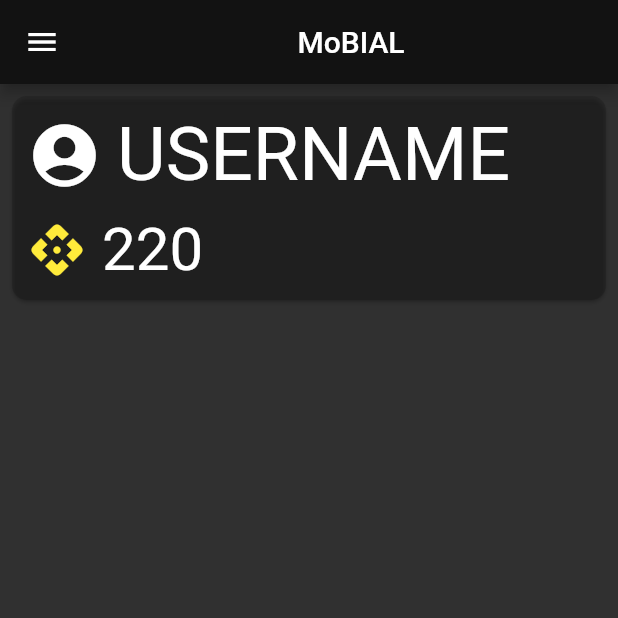
After one commit to ayushkulshrestha2001/mobial, a Flutter app: the QrHome screen opened directly, on a phone screen of 412 x 824 dp, the top half of it. The commit adds this screen. Run offline on Flutter 3.47's test engine with Material 2 defaults, Android fonts, the phone set to English and light mode, and no system bars; our stand-ins replace file_picker, flutter_advanced_drawer, flutter_chat_types, flutter_chat_ui, font_awesome_flutter, image_picker and 2 more; missing offline and left inert: qr_code_scanner.

```diff
--- a/lib/home.dart
+++ b/lib/home.dart
@@ -2,9 +2,11 @@
 import 'package:flutter/material.dart';
 import 'package:mobial/Ticket.dart';
 import 'package:mobial/car_service.dart';
+import 'package:mobial/card.dart';
 import 'package:mobial/custom_duty.dart';
 import 'package:mobial/meet.dart';
 import 'package:mobial/qr_scan.dart';
+import 'package:mobial/qr_home.dart';
 
 class Home extends StatefulWidget {
   Home({Key? key}) : super(key: key);
@@ -39,7 +41,7 @@
           Custom_duty(),
           ChatPage(),
           CarService(),
-          QRScan(),
+          QrHome(),
         ],
         controller: _pageController,
         onPageChanged: onPageChange,
--- a/lib/login9/ui/login_page.dart
+++ b/lib/login9/ui/login_page.dart
@@ -2,6 +2,7 @@
 import 'package:flutter/services.dart';
 import 'package:font_awesome_flutter/font_awesome_flutter.dart';
 import 'package:mobial/Ticket.dart';
+import 'package:mobial/home.dart';
 import 'package:mobial/login9/utils/bubble_indication_painter.dart';
 
 class Login9 extends StatefulWidget {
@@ -327,7 +328,7 @@
                       context,
                       MaterialPageRoute(
                         builder: (context) {
-                          return Ticket();
+                          return Home();
                         },
                       ),
                     );
--- /dev/null
+++ b/lib/qr_home.dart
@@ -0,0 +1,75 @@
+import 'package:flutter/material.dart';
+import 'package:mobial/widgets/drawer.dart';
+import 'package:mobial/widgets/header.dart';
+
+class QrHome extends StatefulWidget {
+  QrHome({Key? key}) : super(key: key);
+
+  @override
+  _QrHomeState createState() => _QrHomeState();
+}
+
+class _QrHomeState extends State<QrHome> {
+  @override
+  Widget build(BuildContext context) {
+    return Scaffold(
+      appBar: header(context),
+      drawer: drawer(context),
+      body: Column(
+        mainAxisAlignment: MainAxisAlignment.start,
+        children: [
+          Card(
+            shape: RoundedRectangleBorder(
+                borderRadius: BorderRadius.all(Radius.circular(10.0))),
+            margin: EdgeInsets.all(8.0),
+            color: Colors.black12,
+            child: Padding(
+              padding: EdgeInsets.fromLTRB(10.0, 10.0, 20.0, 10.0),
+              child: Column(
+                crossAxisAlignment: CrossAxisAlignment.stretch,
+                children: [
+                  Row(
+                    children: [
+                      Icon(
+                        Icons.account_circle,
+                        size: 50.0,
+                      ),
+                      SizedBox(
+                        width: 10.0,
+                      ),
+                      Text(
+                        "USERNAME",
+                        style: TextStyle(
+                          fontSize: 50.0,
+                        ),
+                      ),
+                    ],
+                  ),
+                  SizedBox(
+                    height: 10.0,
+                  ),
+                  Row(
+                    children: [
+                      Icon(
+                        Icons.api_rounded,
+                        size: 40.0,
+                        color: Colors.yellow,
+                      ),
+                      SizedBox(
+                        width: 10.0,
+                      ),
+                      Text(
+                        "220",
+                        style: TextStyle(fontSize: 40.0),
+                      ),
+                    ],
+                  )
+                ],
+              ),
+            ),
+          )
+        ],
+      ),
+    );
+  }
+}
--- a/lib/qr_scan.dart
+++ b/lib/qr_scan.dart
@@ -129,8 +129,6 @@
             MediaQuery.of(context).size.height < 400)
         ? 150.0
         : 300.0;
-    // To ensure the Scanner view is properly sizes after rotation
-    // we need to listen for Flutter SizeChanged notification and update controller
     return QRView(
       key: qrKey,
       onQRViewCreated: _onQRViewCreated,
--- a/pubspec.yaml
+++ b/pubspec.yaml
@@ -45,6 +45,7 @@
   qr_code_scanner:
   open_file:
   uuid:
+  google_maps_flutter:
 
 
 # For information on the generic Dart part of this file, see the
```
Also changed, not shown: lib/card.dart (added, +304 -0 lines), pubspec.lock.
